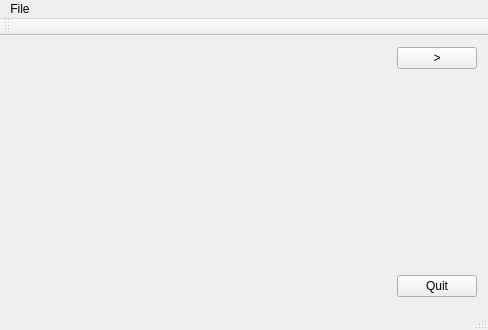
Before: the Qt Designer form mainwindow.ui in lishunan246/cg, drawn with Qt 5.
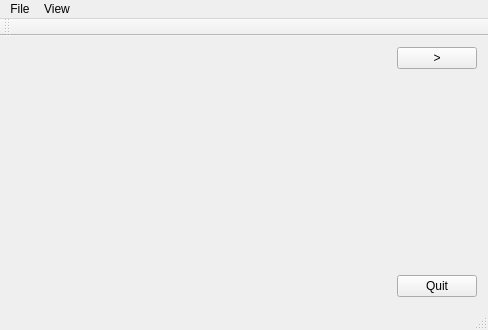
After: the same form once the commit is applied. Custom widgets are drawn as their Qt base class.

Commit message: View menu added and finished

Diff of the .ui file:
```diff
--- a/mainwindow.ui
+++ b/mainwindow.ui
@@ -73,7 +73,19 @@
     </property>
     <addaction name="actionQuit"/>
    </widget>
+   <widget class="QMenu" name="menuView">
+    <property name="title">
+     <string>View</string>
+    </property>
+    <addaction name="actionMove_up"/>
+    <addaction name="actionMove_down"/>
+    <addaction name="actionMove_right"/>
+    <addaction name="actionMove_left"/>
+    <addaction name="actionZoom_in"/>
+    <addaction name="actionZoom_out"/>
+   </widget>
    <addaction name="menuFile"/>
+   <addaction name="menuView"/>
   </widget>
   <widget class="QToolBar" name="mainToolBar">
    <attribute name="toolBarArea">
```
Left out of the diff: 151 changed lines with no effect on the pictures. The commit also changes 2 other files.
